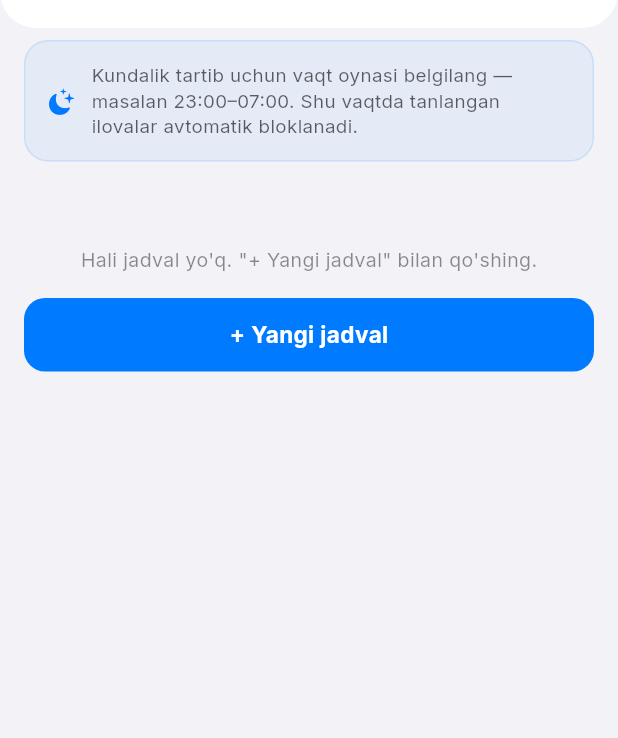
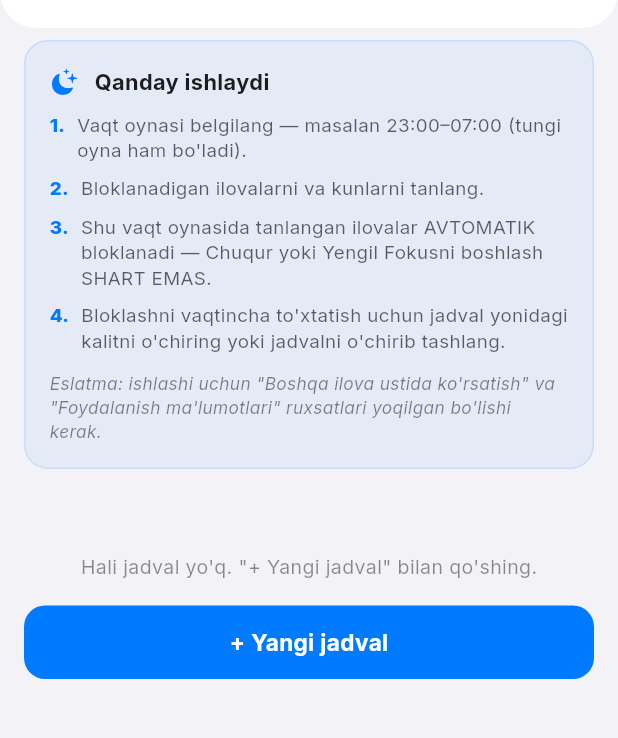
Before and after one commit to asrbekshokirovich-bot/FocusGuard-AppLocker, a Flutter app: the ScheduleScreen screen opened directly, on a phone screen of 412 x 824 dp, the part 62-800 px from its top. Run offline on Flutter 3.47's test engine with Material 3 defaults, Android fonts, the phone set to English and light mode, and no system bars; our stand-ins replace audioplayers, cloud_firestore, connectivity_plus, firebase_auth, firebase_core, flutter_local_notifications and 7 more; missing offline and left inert: app_settings, app_usage, flutter_background_service, flutter_ringtone_player, installed_apps, usage_stats; accounts and stored records are empty.

Commit message:
Bloklash faqat focus/jadval faol payti; jadval mustaqil ishlaydi; rejalar ruxsati proaktiv
Bloklash qoidasi qayta yozildi (focus o'chiq payti bloklanish bug fix):
- blocked_apps endi FAQAT focus taymeri ishlayotganda bloklanadi (isTimerRunning).
  Taymer to'xtagan/pauza/yo'q bo'lsa — bu ilovalar ochiq qoladi.
- Jadval ilovalari taymerdan MUSTAQIL — faqat o'z vaqt oynasida bloklanadi,
  focus boshlash shart emas.
- effectiveBlocked bo'sh bo'lsa stray bloklash overlay'i avtomatik yopiladi
  (taymer tugashi yoki jadval oynasi yopilishida ilingan overlay qolmasin).

Kengaytirilgan jadval focus'siz ishlaydigan qilindi:
- service_starter: blocked_apps bo'sh bo'lsa ham yoqilgan jadval bo'lsa
  background service ishga tushadi.
- schedule_screen: jadval saqlangach service darrov ishga tushiriladi +
  overlay/usage ruxsati tekshiriladi.
- background_service tezkor timer ~5s da throttled prefs.reload() qiladi —
  yangi/tahrirlangan jadvallar darrov ko'rinadi.
- schedule_screen tepasiga to'liq 'Qanday ishlaydi' qo'llanmasi qo'shildi.

Rejalar bildirishnomasi:
- PlanService.ensurePermissionsForScheduling() — POST_NOTIFICATIONS + exact
  alarm ruxsatlari reja qo'shishdan OLDIN proaktiv so'raladi (Samsung/Xiaomi
  da bildirishnoma kelmaslik muammosi).

https://claude.ai/code/session_01TcWwakJqndPxZSk4evFfVW

```diff
--- a/lib/screens/my_plans_screen.dart
+++ b/lib/screens/my_plans_screen.dart
@@ -532,6 +532,10 @@ class _MyPlansScreenState extends State<MyPlansScreen> {
                                     // O'tib ketgan vaqtga yangi reja qo'shilmasligi kerak
                                     if (editPlan == null && dt.isBefore(DateTime.now())) return;
                                     Navigator.pop(context);
+                                    // Ruxsatlarni OLDINDAN ta'minlaymiz — bildirishnoma
+                                    // belgilangan vaqtda kafolatli kelishi uchun.
+                                    await PlanService.instance
+                                        .ensurePermissionsForScheduling();
                                     SchedResult schedResult;
                                     if (editPlan != null) {
                                       schedResult = await PlanService.instance.updatePlan(
--- a/lib/screens/schedule_screen.dart
+++ b/lib/screens/schedule_screen.dart
@@ -5,6 +5,9 @@ import 'package:google_fonts/google_fonts.dart';
 import 'package:shared_preferences/shared_preferences.dart';
 import 'package:installed_apps/installed_apps.dart';
 import 'package:installed_apps/app_info.dart';
+import 'package:permission_handler/permission_handler.dart';
+import 'package:app_usage/app_usage.dart';
+import '../services/service_starter.dart';
 
 /// Chuqur Fokus → Kengaytirilgan: kundalik tartib uchun vaqt oynasi
 /// jadvallari. Har bir jadval belgilangan vaqt oynasida (masalan
@@ -66,6 +69,59 @@ class _ScheduleScreenState extends State<ScheduleScreen> {
   Future<void> _save() async {
     final prefs = await SharedPreferences.getInstance();
     await prefs.setString(_prefsKey, jsonEncode(_schedules));
+    // Jadval focus taymeridan mustaqil ishlaydi — bloklash uchun background
+    // service ishlab turishi shart. Saqlagandan keyin darrov ishga tushiramiz
+    // (allaqachon ishlayotgan bo'lsa hech narsa qilmaydi). Ishlab turgan
+    // service yangi jadvalni ~5s ichida throttled reload orqali ko'radi.
+    final hasEnabled = _schedules.any((s) => s['enabled'] == true);
+    if (hasEnabled) {
+      await startBackgroundServiceIfReady();
+    }
+  }
+
+  /// Birinchi yoqilgan jadval qo'shilganda kerakli ruxsatlarni tekshirish.
+  /// Bloklash ishlashi uchun overlay (boshqa ilova ustida ko'rsatish) va
+  /// usage access (qaysi ilova ochiqligini bilish) ruxsatlari kerak.
+  Future<void> _ensureBlockingPermissions() async {
+    bool overlayOk = await Permission.systemAlertWindow.isGranted;
+    bool usageOk = false;
+    try {
+      final now = DateTime.now();
+      await AppUsage()
+          .getAppUsage(now.subtract(const Duration(minutes: 30)), now);
+      usageOk = true;
+    } catch (_) {
+      usageOk = false;
+    }
+    if (overlayOk && usageOk) return;
+    if (!mounted) return;
+    showCupertinoDialog(
+      context: context,
+      builder: (ctx) => CupertinoAlertDialog(
+        title: const Text('Ruxsatlar kerak'),
+        content: const Padding(
+          padding: EdgeInsets.only(top: 8),
+          child: Text(
+              'Jadval bo\'yicha ilovalarni bloklash uchun "Boshqa ilova ustida '
+              'ko\'rsatish" va "Foydalanish ma\'lumotlari" ruxsatlarini yoqing. '
+              'Ruxsatlar bo\'limidan yoqishingiz mumkin.'),
+        ),
+        actions: [
+          CupertinoDialogAction(
+            child: const Text('Keyinroq'),
+            onPressed: () => Navigator.pop(ctx),
+          ),
+          CupertinoDialogAction(
+            isDefaultAction: true,
+            child: const Text('Sozlamalar'),
+            onPressed: () {
+              Navigator.pop(ctx);
+              openAppSettings();
+            },
+          ),
+        ],
+      ),
+    );
   }
 
   String _fmt(int minutes) {
@@ -100,6 +156,11 @@ class _ScheduleScreenState extends State<ScheduleScreen> {
       }
     });
     await _save();
+    // Yoqilgan jadval saqlandi — bloklash uchun ruxsatlar borligini
+    // tekshiramiz, yetishmasa foydalanuvchini yo'naltiramiz.
+    if (result['enabled'] == true) {
+      await _ensureBlockingPermissions();
+    }
   }
 
   Future<void> _toggleEnabled(int index, bool value) async {
@@ -133,24 +194,41 @@ class _ScheduleScreenState extends State<ScheduleScreen> {
               padding: const EdgeInsets.fromLTRB(16, 8, 16, 100),
               children: [
                 Container(
-                  padding: const EdgeInsets.all(14),
+                  padding: const EdgeInsets.all(16),
                   decoration: BoxDecoration(
                     color: primary.withOpacity(0.06),
                     borderRadius: BorderRadius.circular(16),
                     border: Border.all(color: primary.withOpacity(0.12)),
                   ),
-                  child: Row(
+                  child: Column(
+                    crossAxisAlignment: CrossAxisAlignment.start,
                     children: [
-                      Icon(CupertinoIcons.moon_stars_fill, color: primary, size: 20),
-                      const SizedBox(width: 10),
-                      Expanded(
-                        child: Text(
-                          'Kundalik tartib uchun vaqt oynasi belgilang — masalan 23:00–07:00. Shu vaqtda tanlangan ilovalar avtomatik bloklanadi.',
-                          style: GoogleFonts.inter(
-                              fontSize: 12.5,
-                              height: 1.35,
-                              color: Theme.of(context).colorScheme.onSurface.withOpacity(0.7)),
-                        ),
+                      Row(
+                        children: [
+                          Icon(CupertinoIcons.moon_stars_fill, color: primary, size: 20),
+                          const SizedBox(width: 10),
+                          Text(
+                            'Qanday ishlaydi',
+                            style: GoogleFonts.inter(
+                                fontSize: 14.5,
+                                fontWeight: FontWeight.w700,
+                                color: Theme.of(context).colorScheme.onSurface),
+                          ),
+                        ],
+                      ),
+                      const SizedBox(height: 10),
+                      _howToRow('1.', 'Vaqt oynasi belgilang — masalan 23:00–07:00 (tungi oyna ham bo\'ladi).', primary),
+                      _howToRow('2.', 'Bloklanadigan ilovalarni va kunlarni tanlang.', primary),
+                      _howToRow('3.', 'Shu vaqt oynasida tanlangan ilovalar AVTOMATIK bloklanadi — Chuqur yoki Yengil Fokusni boshlash SHART EMAS.', primary),
+                      _howToRow('4.', 'Bloklashni vaqtincha to\'xtatish uchun jadval yonidagi kalitni o\'chiring yoki jadvalni o\'chirib tashlang.', primary),
+                      const SizedBox(height: 4),
+                      Text(
+                        'Eslatma: ishlashi uchun "Boshqa ilova ustida ko\'rsatish" va "Foydalanish ma\'lumotlari" ruxsatlari yoqilgan bo\'lishi kerak.',
+                        style: GoogleFonts.inter(
+                            fontSize: 11.5,
+                            height: 1.35,
+                            fontStyle: FontStyle.italic,
+                            color: Theme.of(context).colorScheme.onSurface.withOpacity(0.55)),
                       ),
                     ],
                   ),
@@ -186,6 +264,28 @@ class _ScheduleScreenState extends State<ScheduleScreen> {
                 ),
               ],
             ),
+    );
+  }
+
+  Widget _howToRow(String num, String text, Color primary) {
+    return Padding(
+      padding: const EdgeInsets.only(bottom: 8),
+      child: Row(
+        crossAxisAlignment: CrossAxisAlignment.start,
+        children: [
+          Text(num,
+              style: GoogleFonts.inter(
+                  fontSize: 12.5, fontWeight: FontWeight.w800, color: primary)),
+          const SizedBox(width: 8),
+          Expanded(
+            child: Text(text,
+                style: GoogleFonts.inter(
+                    fontSize: 12.5,
+                    height: 1.35,
+                    color: Theme.of(context).colorScheme.onSurface.withOpacity(0.7))),
+          ),
+        ],
+      ),
     );
   }
 
```
Also changed, not shown: lib/services/background_service.dart (+27 -2 lines), lib/services/plan_service.dart (+22 -0 lines), lib/services/service_starter.dart (+22 -3 lines).
